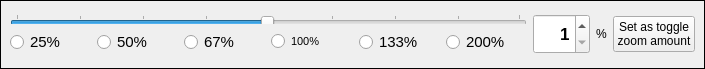
towhee/Winnow64, file Dialogs/zoomdlg.ui: the form before one commit.
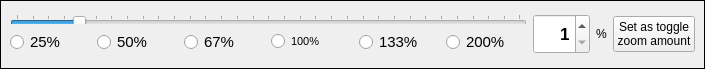
The form after the commit.

Diff of the .ui file:
```diff
--- a/Dialogs/zoomdlg.ui
+++ b/Dialogs/zoomdlg.ui
@@ -62,7 +62,7 @@
          <number>1</number>
         </property>
         <property name="maximum">
-         <number>200</number>
+         <number>800</number>
         </property>
         <property name="value">
          <number>100</number>
```
